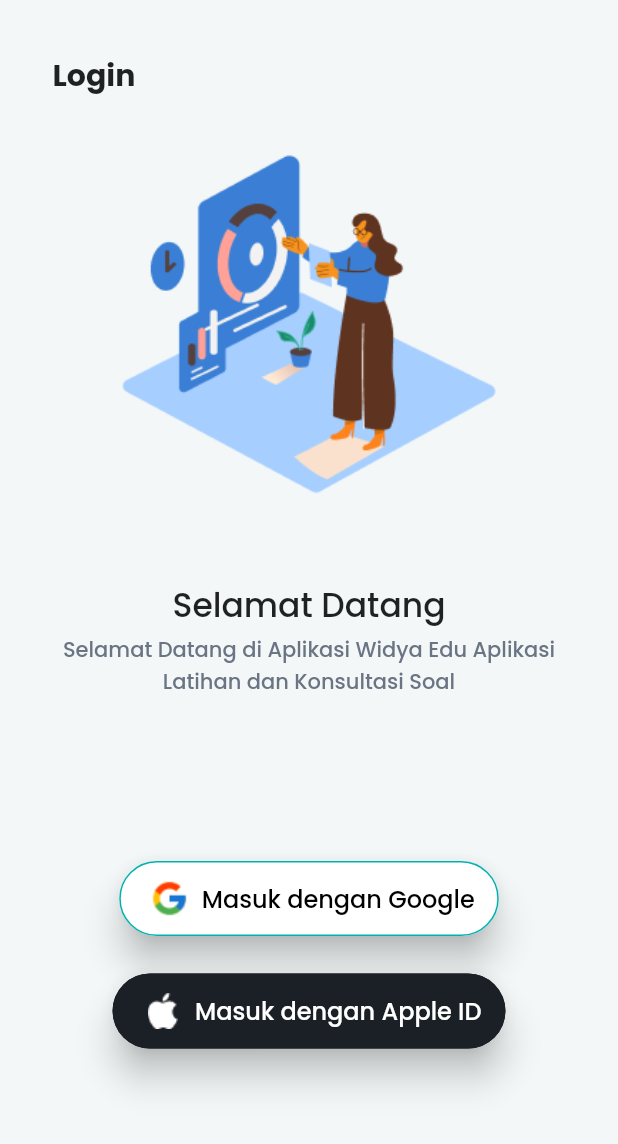
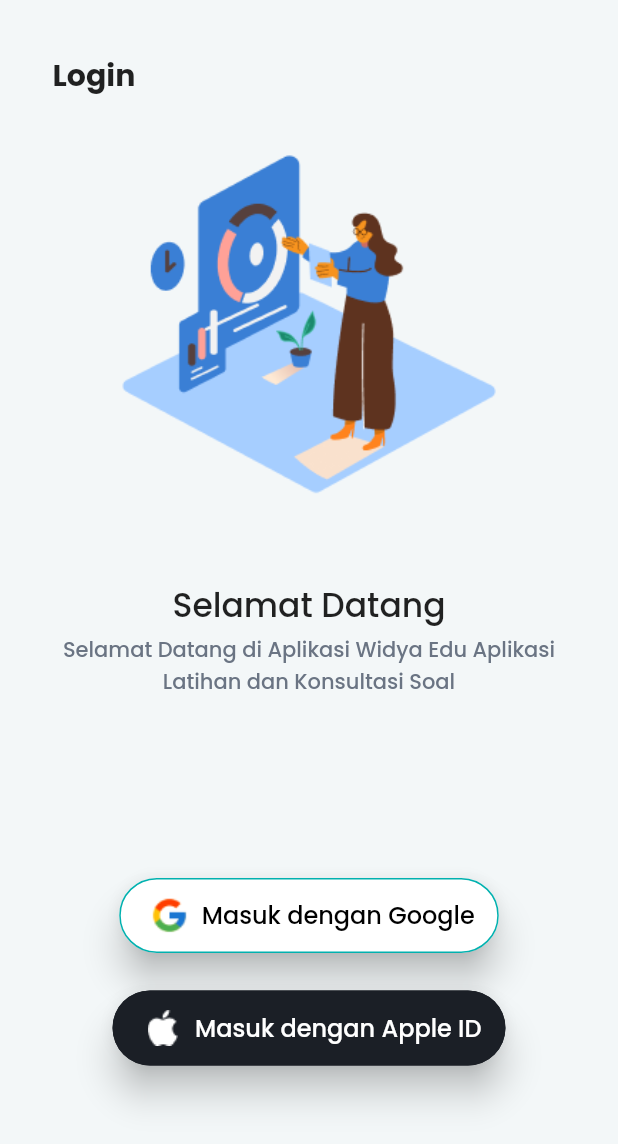
Before and after one commit to devvNA/edspert-final-project, a Flutter app: the screen it shows after launch, on a phone screen of 412 x 824 dp. Shown: the top 1144 px of the screen. Run offline on Flutter 3.47's test engine with Material 2 defaults, Android fonts, the light colour scheme and no system bars.

Commit message:
minor revisi scrollPadding

```diff
--- a/lib/view/page/login.dart
+++ b/lib/view/page/login.dart
@@ -18,22 +18,10 @@ class _LoginPageState extends State<LoginPage> {
   Widget build(BuildContext context) {
     return Scaffold(
       backgroundColor: AppColors.grayBG,
-      body: InkWell(
-        onTap: () {
-          // Navigator.push(
-          //   context,
-          //   MaterialPageRoute(
-          //       builder: (context) => const GenderSelectionForm()),
-          // );
-          Navigator.push(
-            context,
-            MaterialPageRoute(builder: (context) => const RegistrationPage()),
-          );
-        },
-        child: SafeArea(
-          child: Padding(
+      body: SafeArea(
+        child: ListView(
+          physics: const NeverScrollableScrollPhysics(),
           padding: const EdgeInsets.all(35),
-            child: Column(
           children: [
             const Align(
               alignment: Alignment.topLeft,
@@ -48,6 +36,8 @@ class _LoginPageState extends State<LoginPage> {
             const SizedBox(
               height: 30.0,
             ),
+            Column(
+              children: [
                 Image.asset(
                   'assets/images/login-image.png',
                   width: 350,
@@ -73,19 +63,24 @@ class _LoginPageState extends State<LoginPage> {
                       color: Color(0xFF6A7483),
                       fontWeight: FontWeight.w500),
                 ),
-                Expanded(
+              ],
+            ),
+            const SizedBox(
+              height: 20.0,
+            ),
+            Padding(
+              padding: const EdgeInsets.only(top: 100),
               child: Row(
                 children: [
                   Expanded(
                     child: Column(
-                          mainAxisAlignment: MainAxisAlignment.end,
                       children: [
                         ButtonLoginWidget(
                             onTap: () => Navigator.push(
                                   context,
                                   MaterialPageRoute(
                                       builder: (context) =>
-                                              const AssigmentPageOne()),
+                                          const RegistrationPage()),
                                 ),
                             title: "Masuk dengan Google",
                             imgLink: "assets/icons/google-icon.png",
@@ -112,12 +107,8 @@ class _LoginPageState extends State<LoginPage> {
                 ],
               ),
             ),
-                const SizedBox(
-                  height: 90.0,
-                ),
+            SizedBox(height: MediaQuery.of(context).viewInsets.bottom),
           ],
-            ),
-          ),
         ),
       ),
     );
--- a/lib/view/widgets/form_widget.dart
+++ b/lib/view/widgets/form_widget.dart
@@ -27,6 +27,8 @@ class FormRegistrationWidget extends StatelessWidget {
           height: 4.0,
         ),
         TextFormField(
+          scrollPadding: EdgeInsets.only(
+              bottom: MediaQuery.of(context).viewInsets.bottom + 50),
           initialValue: initialValue,
           controller: formController,
           decoration: InputDecoration(
@@ -69,6 +71,8 @@ class FormGenderWidget extends StatelessWidget {
       crossAxisAlignment: CrossAxisAlignment.start,
       children: [
         TextFormField(
+          scrollPadding: EdgeInsets.only(
+              bottom: MediaQuery.of(context).viewInsets.bottom * 4),
           enabled: isChoice,
           decoration: InputDecoration(
             hintStyle: const TextStyle(
```
Also changed, not shown: lib/view/page/registration.dart (+30 -19 lines). Lines whose indentation alone changed are shown as unchanged.
